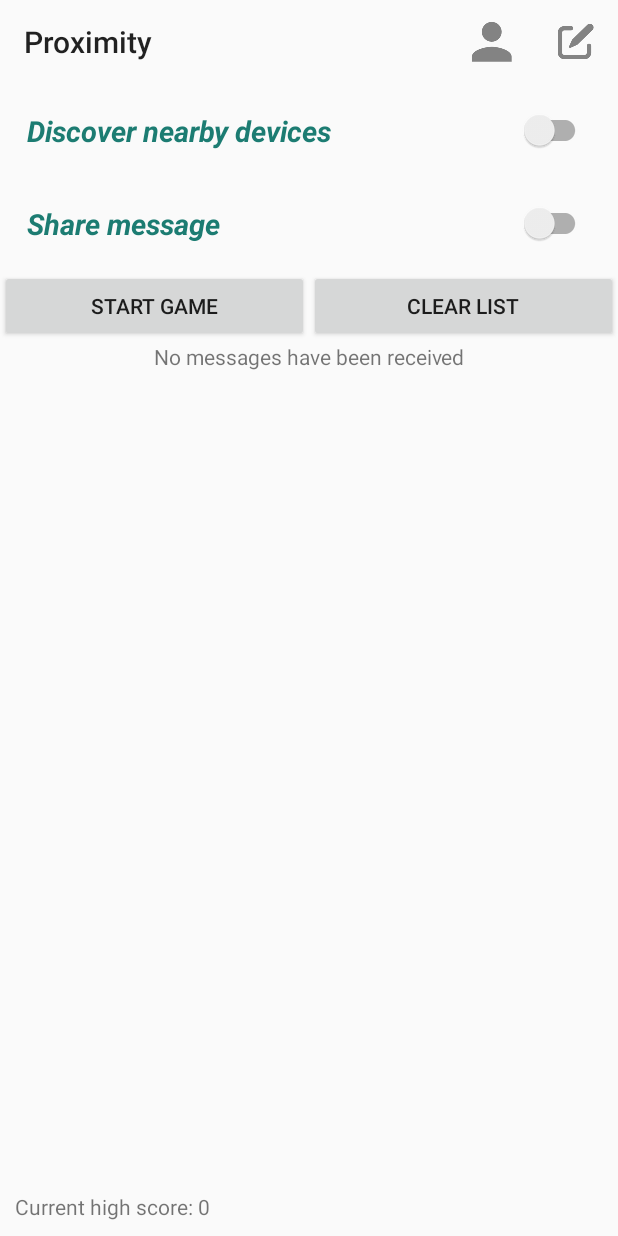
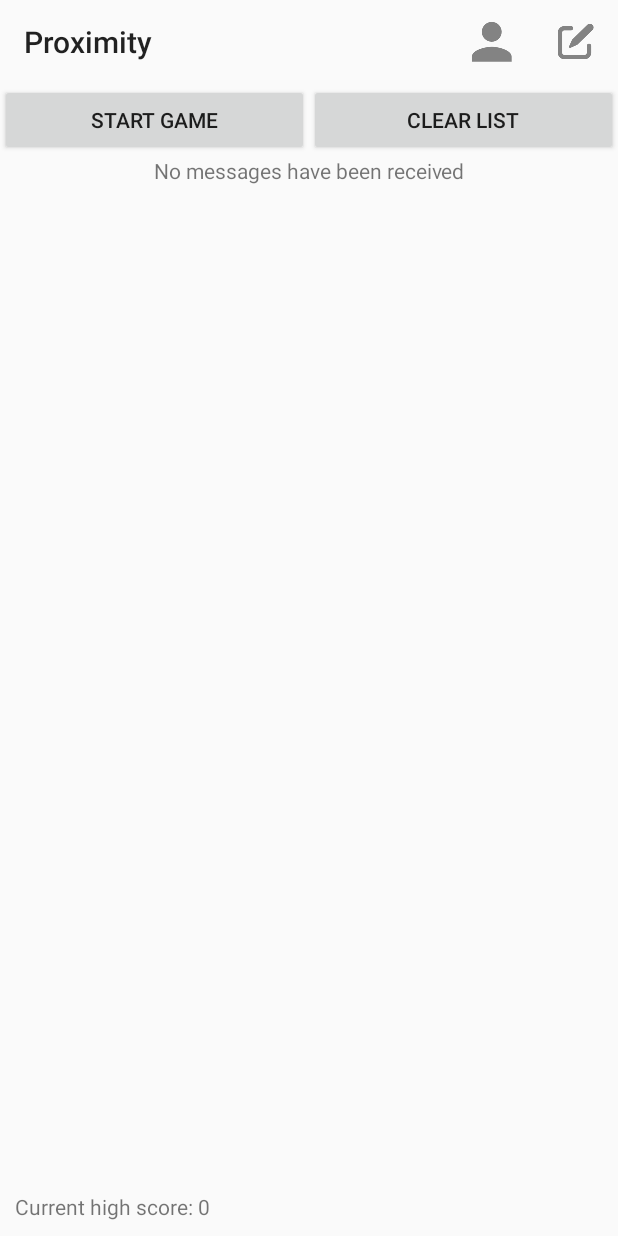
Before and after one commit to justinhchan/Proximity, an Android app: the screen it shows after launch (MainActivity), on a phone screen of 412 x 824 dp. Run offline under Robolectric (Android 15) with nearby library versions, the phone set to English and light mode, and no system bars; 2 statements that could not run were skipped.

Commit message:
jk everything works now

```diff
--- a/app/src/main/java/cmsc436/proximity/ChooseMessageActivity.java
+++ b/app/src/main/java/cmsc436/proximity/ChooseMessageActivity.java
@@ -65,6 +65,8 @@ public class ChooseMessageActivity extends Activity {
                     returnIntent.putExtra("point", 0);
                 }
 
+                returnIntent.putExtra("message", message);
+
                 setResult(Activity.RESULT_OK, returnIntent);
                 finish();
             }
--- a/app/src/main/java/cmsc436/proximity/MainActivity.java
+++ b/app/src/main/java/cmsc436/proximity/MainActivity.java
@@ -40,12 +40,9 @@ import com.google.android.gms.nearby.messages.Strategy;
 import com.google.android.gms.nearby.messages.SubscribeCallback;
 import com.google.android.gms.nearby.messages.SubscribeOptions;
 
-import java.lang.reflect.Array;
 import java.util.ArrayList;
 import java.util.HashMap;
 import java.util.Map;
-import java.util.regex.Matcher;
-import java.util.regex.Pattern;
 
 /**
  * An activity that allows a user to publish device information, and receive information about
@@ -91,8 +88,6 @@ public class MainActivity extends AppCompatActivity implements GoogleApiClient.C
 
     // Views.
     private Toolbar mToolbar;
-    private SwitchCompat mPublishSwitch;
-    private SwitchCompat mSubscribeSwitch;
     private AlertDialog mMessageDialog;
 
     /**
@@ -113,7 +108,7 @@ public class MainActivity extends AppCompatActivity implements GoogleApiClient.C
     private int mCurrentScore;
 
     private ArrayList<String> otherPlayers;
-    private Map<String, String> playersAndMessages;
+    private Map<String, String> messagesAndPlayers;
 
     private AlertDialog mProfileDialog;
     private TextView highScoreTextView;
@@ -127,11 +122,8 @@ public class MainActivity extends AppCompatActivity implements GoogleApiClient.C
         mToolbar = (Toolbar)findViewById(R.id.action_bar);
         setSupportActionBar(mToolbar);
 
-        mSubscribeSwitch = (SwitchCompat) findViewById(R.id.subscribe_switch);
-        mPublishSwitch = (SwitchCompat) findViewById(R.id.publish_switch);
-
         otherPlayers = new ArrayList<String>();
-        playersAndMessages = new HashMap<String, String>();
+        messagesAndPlayers = new HashMap<String, String>();
         mHighScore = 0;
         mCurrentScore = 0;
         isGameRunner = false;
@@ -144,28 +136,16 @@ public class MainActivity extends AppCompatActivity implements GoogleApiClient.C
                 String messageContent = new String(message.getContent());
                 // Called when a new message is found.
                 Log.i(TAG, "received message " + messageContent);
-                // TODO parsing
-                if (messageContent.startsWith("myname: ")) {
-                    Pattern pattern = Pattern.compile("myname: () mymessage: ()");
-                    Matcher matcher = pattern.matcher(messageContent);
-                    if (matcher.find()) {
-                        String otherPlayerName = matcher.group(1);
-                        String otherPlayerMessage = matcher.group(2);
-                        Log.i(TAG, "regex name: " + otherPlayerName + " message: " + otherPlayerMessage);
-                    }
-                    else {
-                        Log.i(TAG, "regex no match found");
-                    }
+                String[] messageParts = messageContent.split(Integer.toString(TAG.hashCode()));
 
-                    String[] messageParts = messageContent.split(" ");
-                    String otherPlayerName = messageParts[1];
-                    String otherPlayerMessage = messageParts[3];
-                    Toast.makeText(getApplicationContext(), otherPlayerName + " sent " + otherPlayerMessage, Toast.LENGTH_SHORT).show();
-                    playersAndMessages.put(otherPlayerMessage, otherPlayerName);
-                    otherPlayers.add(otherPlayerName);
+                String otherPlayerName = messageParts[0];
+                String otherPlayerMessage = messageParts[1];
 
-                    mNearbyDevicesArrayAdapter.add(otherPlayerMessage);
-                }
+                messagesAndPlayers.put(otherPlayerMessage, otherPlayerName);
+                otherPlayers.add(otherPlayerName);
+                Log.i(TAG, "message: " + otherPlayerMessage + " name: " + otherPlayerName);
+                mNearbyDevicesArrayAdapter.add(otherPlayerMessage);
+
             }
 
             @Override
@@ -176,38 +156,6 @@ public class MainActivity extends AppCompatActivity implements GoogleApiClient.C
             }
         };
 
-        mSubscribeSwitch.setOnCheckedChangeListener(new CompoundButton.OnCheckedChangeListener() {
-            @Override
-            public void onCheckedChanged(CompoundButton buttonView, boolean isChecked) {
-                // If GoogleApiClient is connected, perform sub actions in response to user action.
-                // If it isn't connected, do nothing, and perform sub actions when it connects (see
-                // onConnected()).
-                if (mGoogleApiClient != null && mGoogleApiClient.isConnected()) {
-                    if (isChecked) {
-                        subscribe();
-                    } else {
-                        unsubscribe();
-                    }
-                }
-            }
-        });
-
-        mPublishSwitch.setOnCheckedChangeListener(new CompoundButton.OnCheckedChangeListener() {
-            @Override
-            public void onCheckedChanged(CompoundButton buttonView, boolean isChecked) {
-                // If GoogleApiClient is connected, perform pub actions in response to user action.
-                // If it isn't connected, do nothing, and perform pub actions when it connects (see
-                // onConnected()).
-                if (mGoogleApiClient != null && mGoogleApiClient.isConnected()) {
-                    if (isChecked) {
-                        publish();
-                    } else {
-                        unpublish();
-                    }
-                }
-            }
-        });
-
         Button startGameBtn = findViewById(R.id.startgamebtn);
         startGameBtn.setOnClickListener(new View.OnClickListener() {
             @Override
@@ -215,6 +163,7 @@ public class MainActivity extends AppCompatActivity implements GoogleApiClient.C
                 if (mCurrentUser.equals("") || mCurrentMessage == null) {
                     Toast.makeText(getApplicationContext(), "BOTH your name and message need to be set before starting.", Toast.LENGTH_LONG).show();
                 } else {
+                    Toast.makeText(getApplicationContext(), "Game has started", Toast.LENGTH_SHORT).show();
                     startGame();
                 }
             }
@@ -264,7 +213,7 @@ public class MainActivity extends AppCompatActivity implements GoogleApiClient.C
                 mBundle.putString("message", msg);
                 // Log.i(TAG, "Current user is " + mCurrentUser);
                 // Player who sent the message
-                String sender = playersAndMessages.get(msg);
+                String sender = messagesAndPlayers.get(msg);
                 mBundle.putString("originalSender", sender);
                 Log.i(TAG, "start choosemessage activity message: " + msg + " sender: " + sender);
                 intent.putExtras(mBundle);
@@ -287,10 +236,13 @@ public class MainActivity extends AppCompatActivity implements GoogleApiClient.C
                 if (point == 1) {
                     Log.i(TAG, "User guessed correctly and received " + point + " point");
                     mCurrentScore += point;
+                    Toast.makeText(getApplicationContext(), "Correct!", Toast.LENGTH_SHORT).show();
                 // Else, the user has guessed incorrectly and their streak is reset
                 // back to 0.
                 } else {
                     Log.i(TAG, "User guessed incorrectly and score is reset");
+
+                    Toast.makeText(getApplicationContext(), "Incorrect!", Toast.LENGTH_SHORT).show();
                     mCurrentScore = 0;
                 }
 
@@ -300,7 +252,13 @@ public class MainActivity extends AppCompatActivity implements GoogleApiClient.C
                     mHighScore = mCurrentScore;
                 }
 
-                highScoreTextView.setText(mHighScore);
+                if (highScoreTextView == null) {
+                    Log.i(TAG, "updating high score, textview is null");
+                }
+                highScoreTextView.setText("Current high score: " + Integer.toString(mHighScore));
+
+                String messageGuessed = data.getStringExtra("message");
+                mNearbyDevicesArrayAdapter.remove(messageGuessed);
             }
         // Toast/ Message saying activity was cancelled.
         // User did not guess a user
@@ -358,7 +316,7 @@ public class MainActivity extends AppCompatActivity implements GoogleApiClient.C
                     }).build();
 
 
-            mCurrentPublishingMessage = new Message(("myname: " + mCurrentUser + " mymessage: " + mCurrentMessage.getMessageString()).getBytes());
+            mCurrentPublishingMessage = new Message((mCurrentUser + TAG.hashCode() + mCurrentMessage.getMessageString()).getBytes());
             Log.i(TAG, "sending msg " + new String(mCurrentPublishingMessage.getContent()));
             Nearby.Messages.publish(mGoogleApiClient, mCurrentPublishingMessage, options)
                     .setResultCallback(new ResultCallback<Status>() {
@@ -692,12 +650,6 @@ public class MainActivity extends AppCompatActivity implements GoogleApiClient.C
                     public void onExpired() {
                         super.onExpired();
                         Log.i(TAG, "No longer subscribing");
-                        runOnUiThread(new Runnable() {
-                            @Override
-                            public void run() {
-                                mSubscribeSwitch.setChecked(false);
-                            }
-                        });
                     }
                 }).build();
 
@@ -712,7 +664,6 @@ public class MainActivity extends AppCompatActivity implements GoogleApiClient.C
                             Log.i(TAG, status.getStatus().toString());
                             Log.i(TAG, status.getStatusMessage());
                             Log.i(TAG, status.getStatusCode() + "");
-                            mSubscribeSwitch.setChecked(false);
                         }
                     }
                 });
@@ -734,7 +685,6 @@ public class MainActivity extends AppCompatActivity implements GoogleApiClient.C
                         runOnUiThread(new Runnable() {
                             @Override
                             public void run() {
-                                mPublishSwitch.setChecked(false);
                             }
                         });
                     }
@@ -751,7 +701,6 @@ public class MainActivity extends AppCompatActivity implements GoogleApiClient.C
                             Log.i(TAG, status.getStatus().toString());
                             Log.i(TAG, status.getStatusMessage());
                             Log.i(TAG, status.getStatusCode() + "");
-                            mPublishSwitch.setChecked(false);
                         }
                     }
                 });
--- a/app/src/main/res/layout/activity_main.xml
+++ b/app/src/main/res/layout/activity_main.xml
@@ -14,30 +14,6 @@
         layout= "@layout/action_bar"
         android:id="@+id/action_bar">
     </include>
-
-    <android.support.v7.widget.SwitchCompat
-        android:id="@+id/subscribe_switch"
-        android:layout_width="match_parent"
-        android:layout_height="wrap_content"
-        android:padding="18dp"
-        android:textColor="#1C7C72"
-        android:text="@string/discover_nearby_devices"
-        android:checked="false"
-        android:textSize="19sp"
-        android:textStyle="bold|italic"
-        />
-
-    <android.support.v7.widget.SwitchCompat
-        android:id="@+id/publish_switch"
-        android:layout_width="match_parent"
-        android:layout_height="wrap_content"
-        android:padding="18dp"
-        android:text="@string/share_message"
-        android:checked="false"
-        android:textColor="#1C7C72"
-        android:textSize="19sp"
-        android:textStyle="bold|italic" />
-
 
     <LinearLayout
         android:layout_width="match_parent"
```
